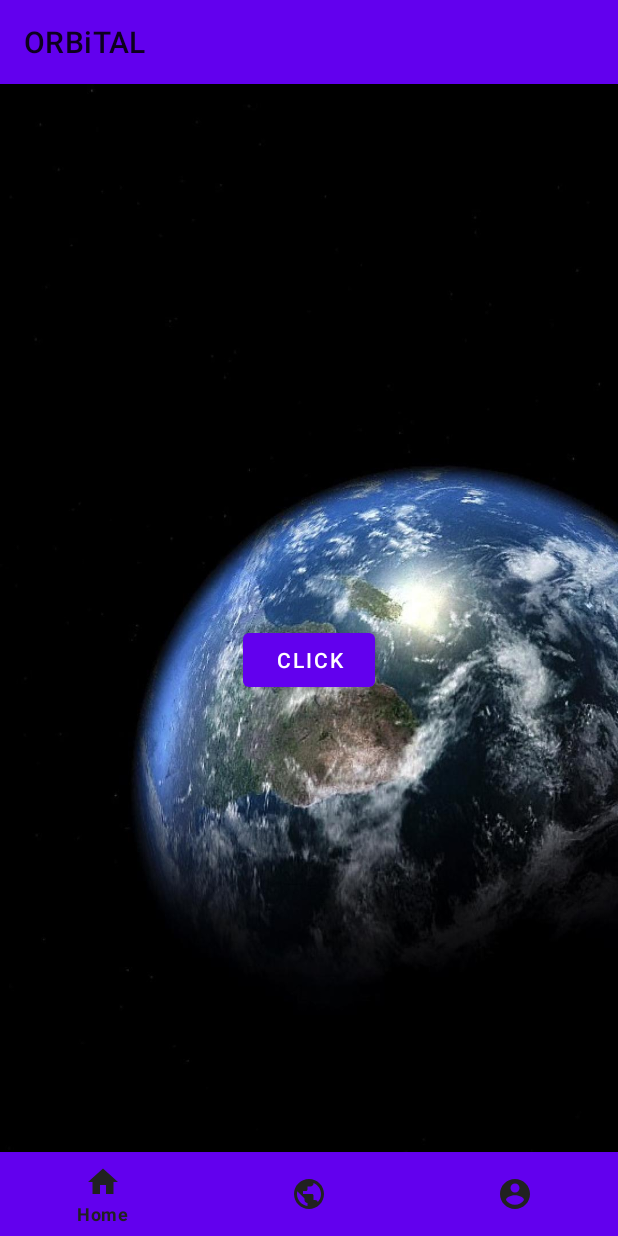
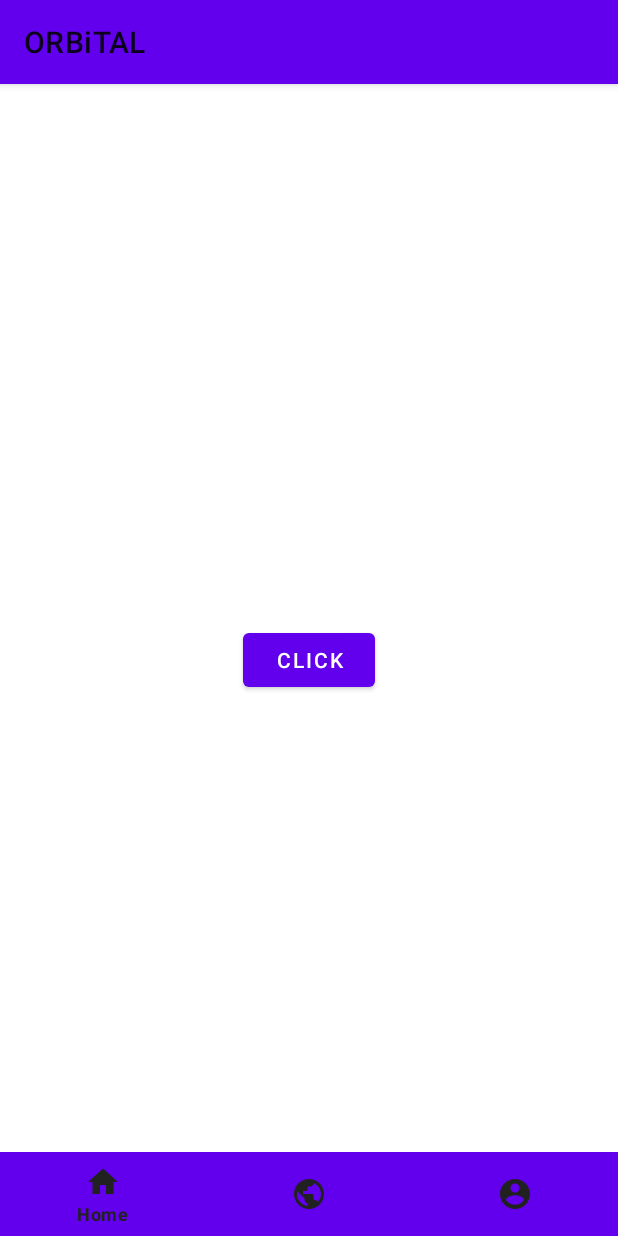
Before and after one commit to DewenHona/Amadeus-ORBiTAL, an Android app: the screen it shows after launch (MainActivity), on a phone screen of 412 x 824 dp. Run offline under Robolectric (Android 15) with nearby library versions, the phone set to English and light mode, and no system bars.

Commit message:
removed bg

```diff
--- a/app/src/main/res/layout/activity_main.xml
+++ b/app/src/main/res/layout/activity_main.xml
@@ -4,8 +4,7 @@
     xmlns:tools="http://schemas.android.com/tools"
     android:layout_width="match_parent"
     android:layout_height="match_parent"
-    tools:context=".MainActivity"
-    android:background="@drawable/background_image">
+    tools:context=".MainActivity">
 
 
     <LinearLayout
```
